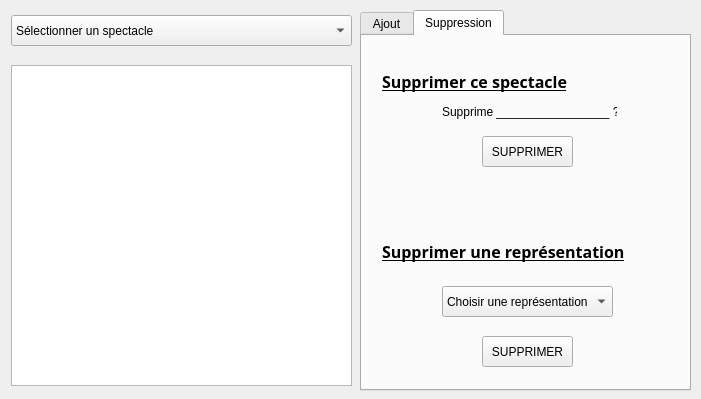
Above: gui/imp_fct_1.ui from NoxFly/CEBD-project-theater before the change. Below: the same form after it.
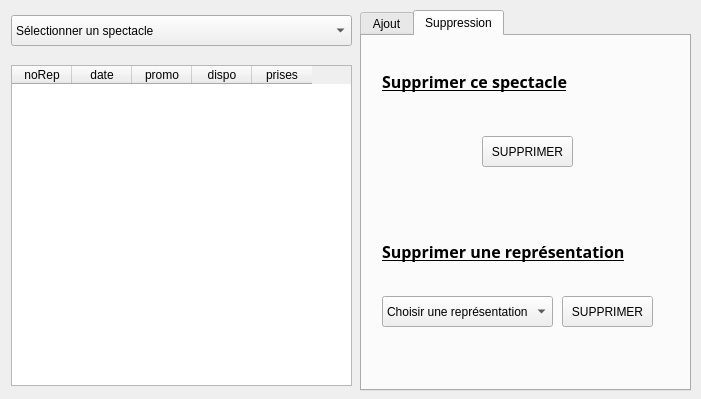
That is the form after the change. The open tabs and pages were chosen to show the change.

Diff of the .ui file:
```diff
--- a/gui/imp_fct_1.ui
+++ b/gui/imp_fct_1.ui
@@ -24,7 +24,39 @@
    </property>
    <layout class="QVBoxLayout" name="verticalLayout">
     <item>
-     <widget class="QTableWidget" name="tableRep"/>
+     <widget class="QTableWidget" name="tableRep">
+      <attribute name="horizontalHeaderDefaultSectionSize">
+       <number>60</number>
+      </attribute>
+      <attribute name="verticalHeaderVisible">
+       <bool>false</bool>
+      </attribute>
+      <column>
+       <property name="text">
+        <string>noRep</string>
+       </property>
+      </column>
+      <column>
+       <property name="text">
+        <string>date</string>
+       </property>
+      </column>
+      <column>
+       <property name="text">
+        <string>promo</string>
+       </property>
+      </column>
+      <column>
+       <property name="text">
+        <string>dispo</string>
+       </property>
+      </column>
+      <column>
+       <property name="text">
+        <string>prises</string>
+       </property>
+      </column>
+     </widget>
     </item>
    </layout>
   </widget>
@@ -278,8 +310,8 @@
     <widget class="QPushButton" name="pushButton_supprRep">
      <property name="geometry">
       <rect>
-       <x>120</x>
-       <y>300</y>
+       <x>200</x>
+       <y>260</y>
        <width>91</width>
        <height>31</height>
       </rect>
@@ -291,8 +323,8 @@
     <widget class="QComboBox" name="comboBox_supprRep">
      <property name="geometry">
       <rect>
-       <x>80</x>
-       <y>250</y>
+       <x>20</x>
+       <y>260</y>
        <width>171</width>
        <height>31</height>
       </rect>
@@ -306,27 +338,49 @@
     <widget class="QLabel" name="label_supprSpec">
      <property name="geometry">
       <rect>
-       <x>80</x>
+       <x>4</x>
        <y>65</y>
-       <width>51</width>
+       <width>321</width>
        <height>21</height>
       </rect>
      </property>
      <property name="text">
-      <string>Supprimer</string>
+      <string/>
      </property>
+     <property name="alignment">
+      <set>Qt::AlignCenter</set>
+     </property>
     </widget>
     <widget class="QLabel" name="label">
      <property name="geometry">
       <rect>
-       <x>134</x>
-       <y>65</y>
-       <width>121</width>
-       <height>21</height>
+       <x>-4</x>
+       <y>150</y>
+       <width>331</width>
+       <height>20</height>
       </rect>
      </property>
      <property name="text">
-      <string>_________________ ?</string>
+      <string/>
+     </property>
+     <property name="alignment">
+      <set>Qt::AlignCenter</set>
+     </property>
+    </widget>
+    <widget class="QLabel" name="label_resDelResult">
+     <property name="geometry">
+      <rect>
+       <x>-3</x>
+       <y>318</y>
+       <width>331</width>
+       <height>20</height>
+      </rect>
+     </property>
+     <property name="text">
+      <string/>
+     </property>
+     <property name="alignment">
+      <set>Qt::AlignCenter</set>
      </property>
     </widget>
    </widget>
```
Left out of the diff: 58 changed lines with no effect on the pictures.
